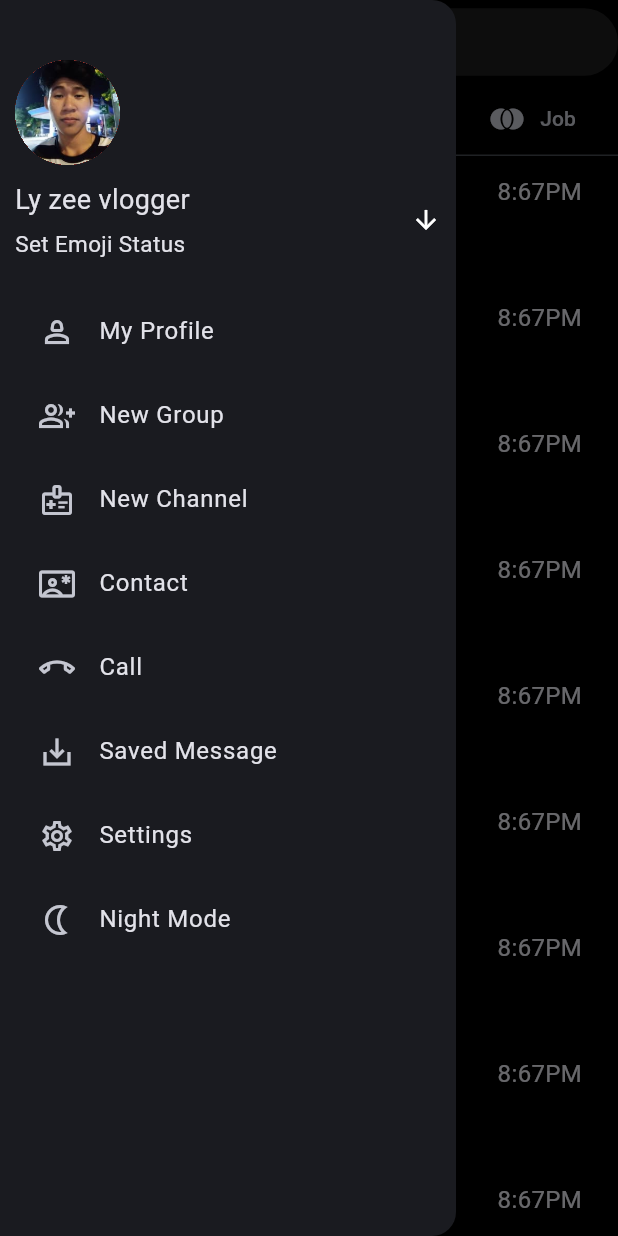
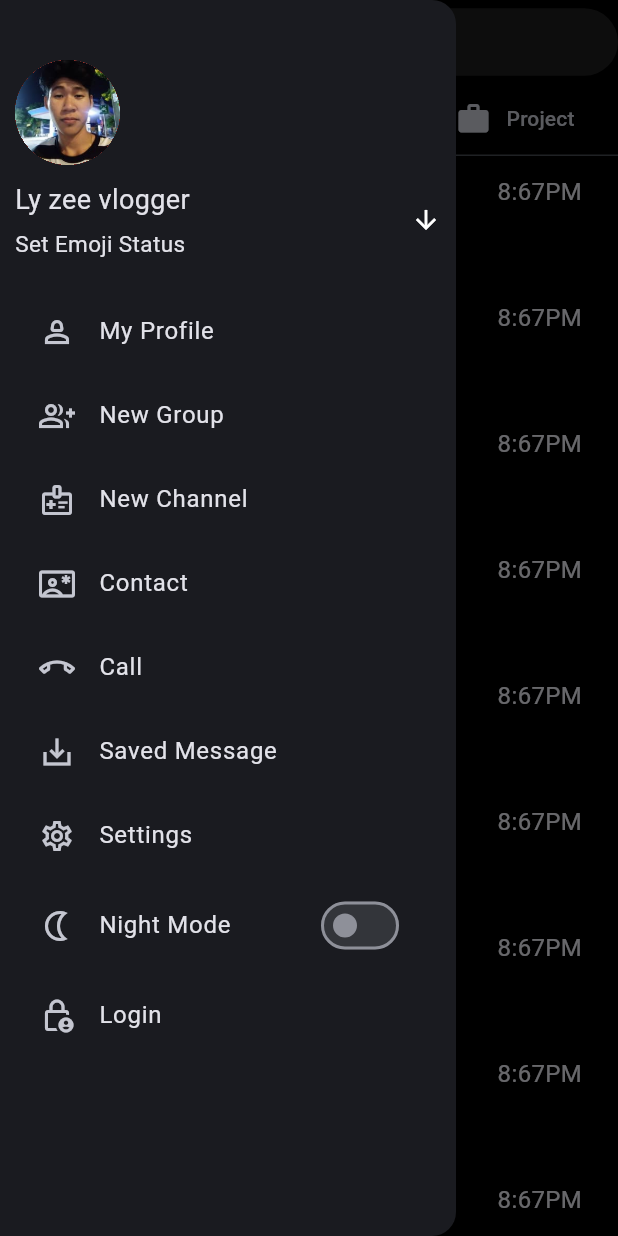
Before and after one commit to leangsengLy/Flutter_Project, a Flutter app: the screen it shows after launch, with the side drawer open, on a phone screen of 412 x 824 dp. Run offline on Flutter 3.47's test engine with Material 3 defaults, Android fonts, the phone set to English and light mode, and no system bars; our stand-ins replace flutter_riverpod, google_fonts, google_maps_flutter, image_picker, location, riverpod and 2 more; accounts and stored records are empty.

Commit message:
update code

```diff
--- a/telechat/lib/Widget/drawerLeft/drawer.dart
+++ b/telechat/lib/Widget/drawerLeft/drawer.dart
@@ -1,6 +1,7 @@
 import 'package:flutter/cupertino.dart';
 import 'package:flutter/material.dart';
 import 'package:telechat/Screen/drawerItemDeltailScreen.dart';
+import 'package:telechat/Screen/loginscreen.dart';
 
 class DrawerLeft extends StatefulWidget {
   const DrawerLeft({super.key});
@@ -107,6 +108,19 @@ class DrawerLeftState extends State<DrawerLeft> {
     }
   }
 
+  bool isDarkMode = false;
+  void changeValue(bool isChange) {
+    setState(() {
+      isDarkMode = isChange;
+    });
+  }
+
+  void onClickLogin() {
+    Navigator.of(context).push(
+      MaterialPageRoute(builder: (ctx) => const LoginScreen()),
+    );
+  }
+
   @override
   Widget build(BuildContext context) {
     return Drawer(
@@ -209,11 +223,30 @@ class DrawerLeftState extends State<DrawerLeft> {
           ),
           ListTile(
             onTap: () {
-              SelectDrawerItem();
+              changeValue(!isDarkMode);
             },
-            leading: const Icon(Icons.nightlight_outlined),
-            title: const Text("Night Mode"),
-          )
+            leading: !isDarkMode
+                ? const Icon(Icons.nightlight_outlined)
+                : const Icon(Icons.sunny),
+            title: Row(
+              mainAxisAlignment: MainAxisAlignment.spaceBetween,
+              children: [
+                const Text("Night Mode"),
+                Switch(
+                    value: isDarkMode,
+                    onChanged: (isChange) {
+                      changeValue(isChange);
+                    })
+              ],
+            ),
+          ),
+          ListTile(
+            onTap: () {
+              onClickLogin();
+            },
+            leading: const Icon(Icons.lock_person_outlined),
+            title: const Text("Login"),
+          ),
         ],
       ),
     ));
--- a/telechat/lib/main.dart
+++ b/telechat/lib/main.dart
@@ -14,7 +14,6 @@ class MyTeleApp extends StatelessWidget {
   );
   List<Widget> listViewContents = [
     const BodyListchat(),
-    const Center(child: Text("No available data!")),
     const Center(child: Text("No available data!")),
     const Center(child: Text("No available data!")),
   ];
@@ -37,10 +36,10 @@ class MyTeleApp extends StatelessWidget {
           appBar: AppBar(
             backgroundColor: Colors.black,
             bottom: const TabBar(
-              isScrollable: true,
               tabs: [
                 Tab(
                   child: Row(
+                    mainAxisAlignment: MainAxisAlignment.center,
                     children: [
                       Icon(Icons.all_inbox),
                       SizedBox(width: 10),
@@ -50,15 +49,7 @@ class MyTeleApp extends StatelessWidget {
                 ),
                 Tab(
                   child: Row(
-                    children: [
-                      Icon(Icons.file_copy_rounded),
-                      SizedBox(width: 10),
-                      Text("My Important file"),
-                    ],
-                  ),
-                ),
-                Tab(
-                  child: Row(
+                    mainAxisAlignment: MainAxisAlignment.center,
                     children: [
                       Icon(Icons.join_full),
                       SizedBox(width: 10),
@@ -68,10 +59,11 @@ class MyTeleApp extends StatelessWidget {
                 ),
                 Tab(
                   child: Row(
+                    mainAxisAlignment: MainAxisAlignment.center,
                     children: [
                       Icon(Icons.work_rounded),
                       SizedBox(width: 10),
-                      Text("Project Flutter"),
+                      Text("Project"),
                     ],
                   ),
                 ),
```
Also changed, not shown: telechat/lib/Screen/loginscreen.dart (added, +76 -0 lines).
